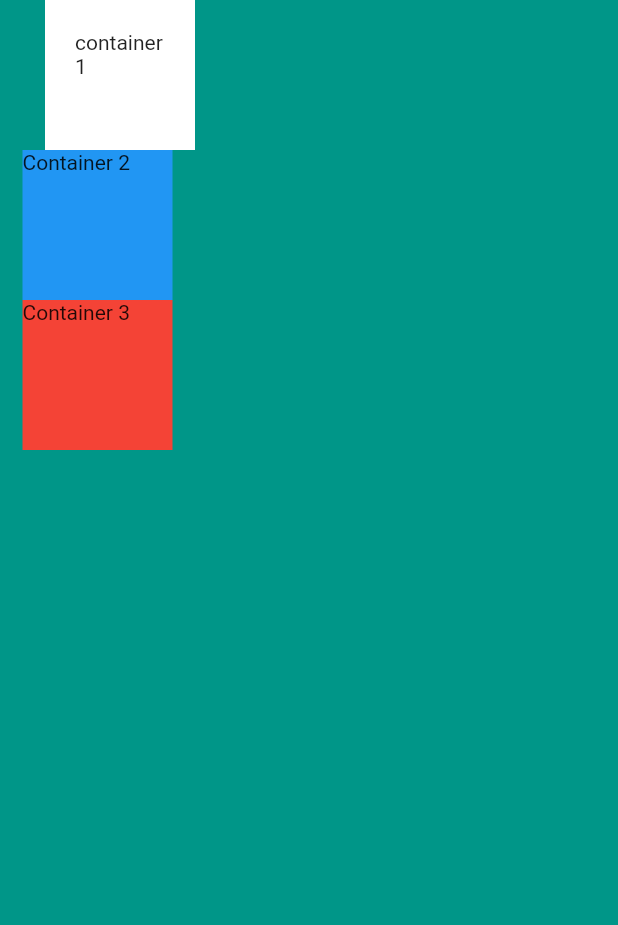
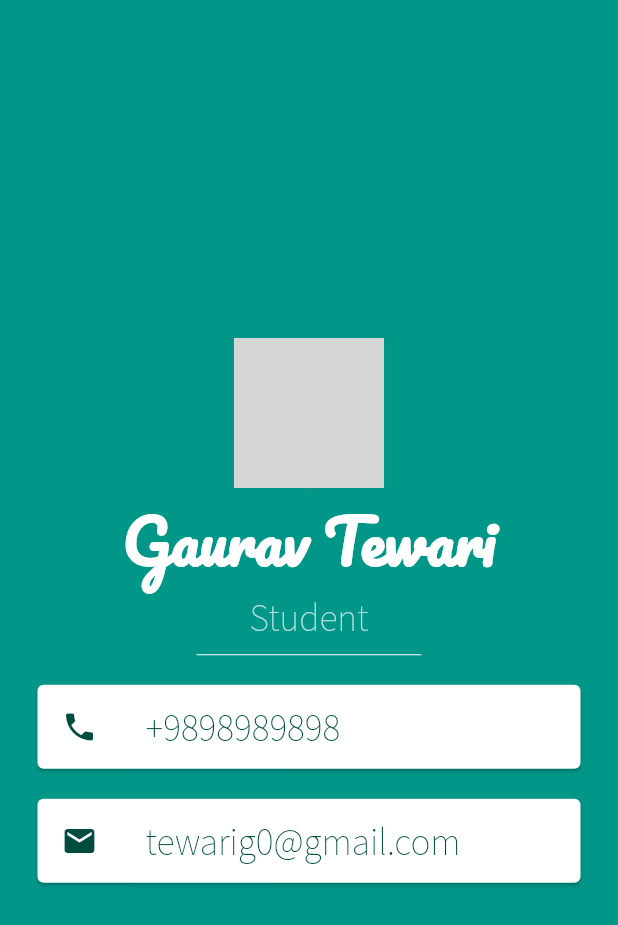
Before and after one commit to tewarig/MiCard, a Flutter app: the screen it shows after launch, on a phone screen of 412 x 824 dp. Shown: the top 925 px of the screen. Run offline on Flutter 3.47's test engine with Material 2 defaults, Android fonts, the phone set to English and light mode, and no system bars; network calls fail; grey boxes are pictures that could not be loaded.

Commit message:
finally done

```diff
--- a/lib/main.dart
+++ b/lib/main.dart
@@ -12,26 +12,71 @@ class MyApp extends StatelessWidget {
         backgroundColor: Colors.teal,
         body: SafeArea(
           child: Column(
-            verticalDirection: VerticalDirection.down,
+            mainAxisAlignment: MainAxisAlignment.center,
             children: <Widget>[
-              Container(
-                height: 100,
-                width: 100,
+              CircleAvatar(
+                radius: 50.0,
+                backgroundColor: Colors.red,
+                backgroundImage: NetworkImage(
+                    'https://avatars3.githubusercontent.com/u/54894783?s=460&u=8a0c5e75425e17ca3e2e3dad7b8c9c17d66bcc83&v=4'),
+              ),
+              Text(
+                'Gaurav Tewari',
+                style: TextStyle(
+                    fontFamily: 'Pacifico',
+                    fontSize: 40.0,
+                    color: Colors.white,
+                    fontWeight: FontWeight.bold),
+              ),
+              Text(
+                'Student',
+                style: TextStyle(
+                  fontFamily: 'SourceSans',
+                  fontSize: 25.0,
+                  color: Colors.teal.shade100,
+                ),
+              ),
+              SizedBox(
+                height: 20.0,
+                width: 150,
+                child: Divider(
+                  color: Colors.white,
+                ),
+              ),
+              Card(
                 color: Colors.white,
-                margin: EdgeInsets.only(left: 30.0),
-                padding: EdgeInsets.all(20),
-                child: Text('container1'),
+                margin: EdgeInsets.symmetric(vertical: 10.0, horizontal: 25.0),
+                child: ListTile(
+                  leading: Icon(
+                    Icons.phone,
+                    color: Colors.teal.shade900,
+                  ),
+                  title: Text(
+                    '+9898989898',
+                    style: TextStyle(
+                        color: Colors.teal.shade900,
+                        fontFamily: 'SourceSans',
+                        fontSize: 25.0),
+                  ),
+                ),
               ),
-              Container(
-                  width: 100,
-                  height: 100,
-                  color: Colors.blue,
-                  child: Text('Container 2')),
-              Container(
-                  width: 100,
-                  height: 100,
-                  color: Colors.red,
-                  child: Text('Container 3')),
+              Card(
+                color: Colors.white,
+                margin: EdgeInsets.symmetric(vertical: 10.0, horizontal: 25.0),
+                child: ListTile(
+                  leading: Icon(
+                    Icons.email,
+                    color: Colors.teal.shade900,
+                  ),
+                  title: Text(
+                    'tewarig0@gmail.com',
+                    style: TextStyle(
+                        color: Colors.teal.shade900,
+                        fontFamily: 'SourceSans',
+                        fontSize: 25.0),
+                  ),
+                ),
+              ),
             ],
           ),
         ),
```
Also changed, not shown: fonts/OFL.txt (added, +93 -0 lines), pubspec.yaml (+9 -15 lines), fonts/Pacifico-Regular.ttf (added), fonts/SourceSansPro.ttf (added), 1 other file.
